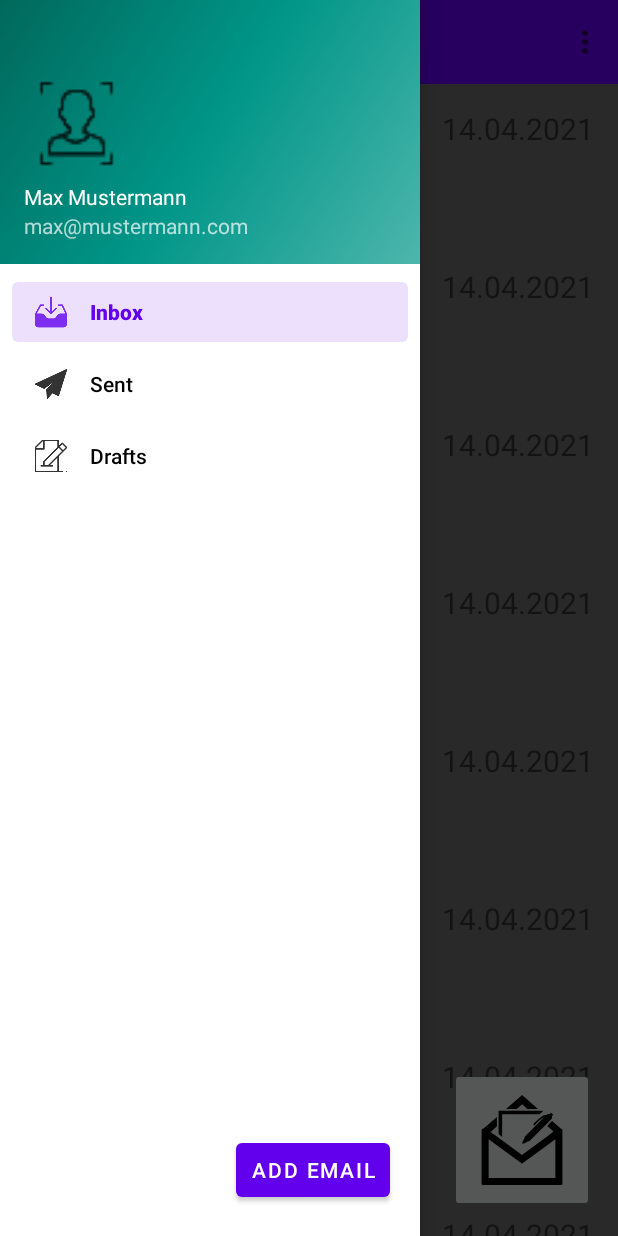
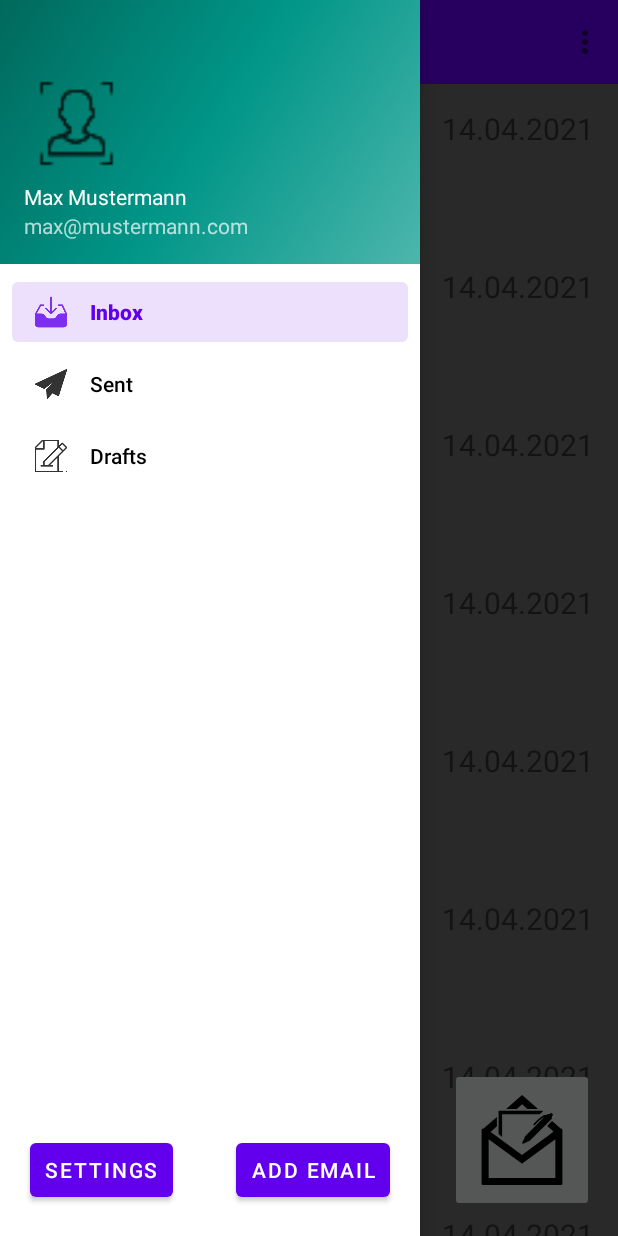
Before and after one commit to noahvogt/mini-project, an Android app: the screen it shows after launch (MainActivity), with the side drawer open, on a phone screen of 412 x 824 dp. Run offline under Robolectric (Android 15) with nearby library versions, the phone set to English and light mode, and no system bars; our stand-ins replace navigation-ui.

Commit message:
added Settings, but has no background, and only filer Settings

```diff
--- a/app/build.gradle
+++ b/app/build.gradle
@@ -48,6 +48,7 @@ dependencies {
     implementation 'androidx.lifecycle:lifecycle-livedata-ktx:2.3.1'
     implementation 'androidx.lifecycle:lifecycle-viewmodel-ktx:2.3.1'
     implementation 'androidx.recyclerview:recyclerview:1.2.0'
+    implementation 'androidx.preference:preference:1.1.1'
 
     testImplementation 'junit:junit:4.+'
     androidTestImplementation 'androidx.test.ext:junit:1.1.2'
--- a/app/src/main/java/com/noahvogt/miniprojekt/MainActivity.java
+++ b/app/src/main/java/com/noahvogt/miniprojekt/MainActivity.java
@@ -22,6 +22,7 @@ import android.view.ViewGroup;
 
 import com.noahvogt.miniprojekt.ui.home.CustomAdapter;
 import com.noahvogt.miniprojekt.ui.home.Data;
+import com.noahvogt.miniprojekt.ui.home.SettingsFragment;
 
 import androidx.recyclerview.widget.LinearLayoutManager;
 import androidx.recyclerview.widget.RecyclerView;
@@ -60,14 +61,23 @@ public class MainActivity extends AppCompatActivity implements View.OnClickListe
     }
 
 
-
-
-
-
     @Override
     protected void onCreate(Bundle savedInstanceState) {
         super.onCreate(savedInstanceState);
         setContentView(R.layout.activity_main);
+
+        //add setting Fragment
+        Button settings_button = (Button) findViewById(R.id.settingsButton);
+        settings_button.setOnClickListener(new View.OnClickListener(){
+            @Override
+            public void onClick(View v) {
+                getSupportFragmentManager()
+                        .beginTransaction()
+                        .replace(android.R.id.content, new SettingsFragment())
+                        .commit();
+            }
+        });
+
 
         // define button listeners
 
--- a/app/src/main/res/layout/activity_main.xml
+++ b/app/src/main/res/layout/activity_main.xml
@@ -46,6 +46,18 @@
             android:paddingLeft="10dp"
             android:paddingRight="10dp"
             android:text="Add Email" />
+
+        <Button
+            android:id="@+id/settingsButton"
+            android:layout_width="wrap_content"
+            android:layout_height="wrap_content"
+            android:layout_gravity="bottom|left"
+            android:layout_marginLeft="20dp"
+            android:layout_marginBottom="20dp"
+            android:onClick="onClick"
+            android:paddingLeft="10dp"
+            android:paddingRight="10dp"
+            android:text="Settings" />
     </com.google.android.material.navigation.NavigationView>
 
 
--- a/app/src/main/res/layout/fragment_gallery.xml
+++ b/app/src/main/res/layout/fragment_gallery.xml
@@ -5,6 +5,7 @@
     android:layout_width="match_parent"
     android:layout_height="match_parent"
     tools:context=".ui.gallery.GalleryFragment">
+
 
     <TextView
         android:id="@+id/text_gallery"
--- a/app/src/main/res/navigation/mobile_navigation.xml
+++ b/app/src/main/res/navigation/mobile_navigation.xml
@@ -22,4 +22,6 @@
         android:name="com.noahvogt.miniprojekt.ui.slideshow.SlideshowFragment"
         android:label="@string/drawer_drafts"
         tools:layout="@layout/fragment_slideshow" />
+
+
 </navigation>
```
Also changed, not shown: app/src/main/java/com/noahvogt/miniprojekt/ui/home/SettingsFragment.java (added, +38 -0 lines), app/src/main/res/values/strings.xml (+1 -19 lines), app/src/main/res/xml/settings.xml (added, +13 -0 lines).
